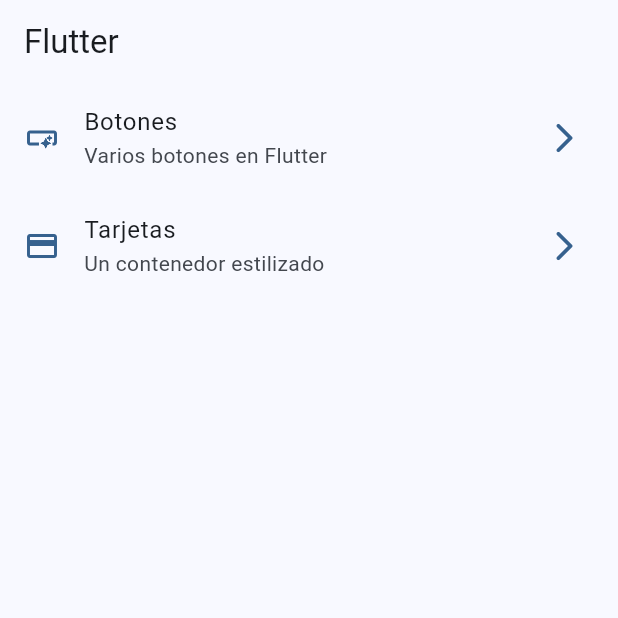
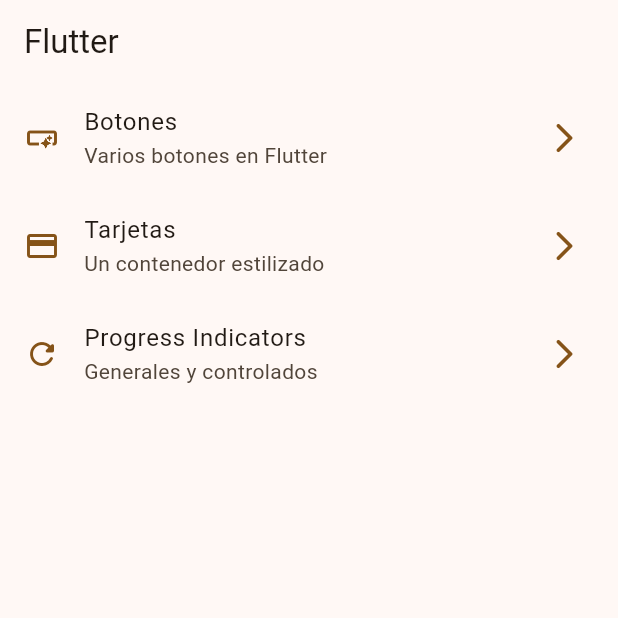
Before and after one commit to WilliamDelCid/Flutter-Initial, a Flutter app: the screen it shows after launch, on a phone screen of 412 x 824 dp, the top half of it. Run offline on Flutter 3.47's test engine with Material 3 defaults, Android fonts, the phone set to English and light mode, and no system bars; our stand-ins replace go_router.

Commit message:
Progress Indicator Finish

```diff
--- a/lib/config/menu/menu_items.dart
+++ b/lib/config/menu/menu_items.dart
@@ -23,5 +23,11 @@ class MenuItems{
       link: '/cards',
       icon: Icons.credit_card
     ),
+        MenuItems(
+      title: 'Progress Indicators',
+      subTitle: 'Generales y controlados',
+      link: '/progress',
+      icon: Icons.refresh_rounded
+    ),
 
   ];
--- a/lib/config/router/app_router.dart
+++ b/lib/config/router/app_router.dart
@@ -19,5 +19,10 @@ final appRouter = GoRouter(
       name: CardsScreen.name,
       builder: (context, state) =>const CardsScreen(),
     ),
+    GoRoute(
+      path: '/progress',
+      name: ProgressScreen.name,
+      builder: (context, state) =>const ProgressScreen(),
+    ),
   ],
 );
--- a/lib/config/theme/app_theme.dart
+++ b/lib/config/theme/app_theme.dart
@@ -2,7 +2,7 @@
 import 'package:flutter/material.dart';
 
 const colorList = <Color>[
-Colors.red,
+Colors.white,
 Colors.green,
 Colors.blue,
 Colors.yellow,
@@ -21,6 +21,7 @@ class AppTheme{
 
   ThemeData getTheme() => ThemeData(
     colorSchemeSeed: colorList[selectedColor],
+
     appBarTheme: const AppBarTheme(
       centerTitle: false
     )
--- a/lib/main.dart
+++ b/lib/main.dart
@@ -14,7 +14,7 @@ class MainApp extends StatelessWidget {
     return  MaterialApp.router(
       routerConfig: appRouter,
       debugShowCheckedModeBanner: false,
-      theme: AppTheme(selectedColor: 2).getTheme(),
+      theme: AppTheme(selectedColor: 5).getTheme(),
       // home:  Scaffold(
       //   body: Center(
       //     child: FilledButton(onPressed: (){}, child: const Text('Hello World')),
--- a/lib/presentation/screens/cards/cards_screen.dart
+++ b/lib/presentation/screens/cards/cards_screen.dart
@@ -83,6 +83,7 @@ class _CardType1 extends StatelessWidget {
   Widget build(BuildContext context) {
     return Card(
       elevation: elevation,
+
       child:  Padding(
           padding: const EdgeInsets.fromLTRB(10, 5, 10, 10),
           child: Column(
@@ -98,6 +99,8 @@ class _CardType1 extends StatelessWidget {
           )),
     );
   }
+
+
 }
 
 
```
Also changed, not shown: lib/presentation/screens/buttons/buttons_screen.dart (+15 -2 lines), lib/presentation/screens/progress/progress_screen.dart (+67 -1 lines).
